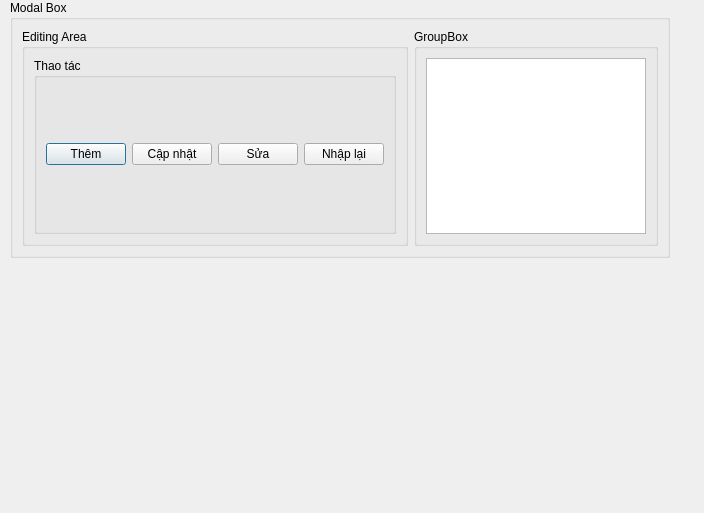
Above: managebook.ui from hovanvydut/PBL2-Library-Management-Qt-CPP before the change. Below: the same form after it.
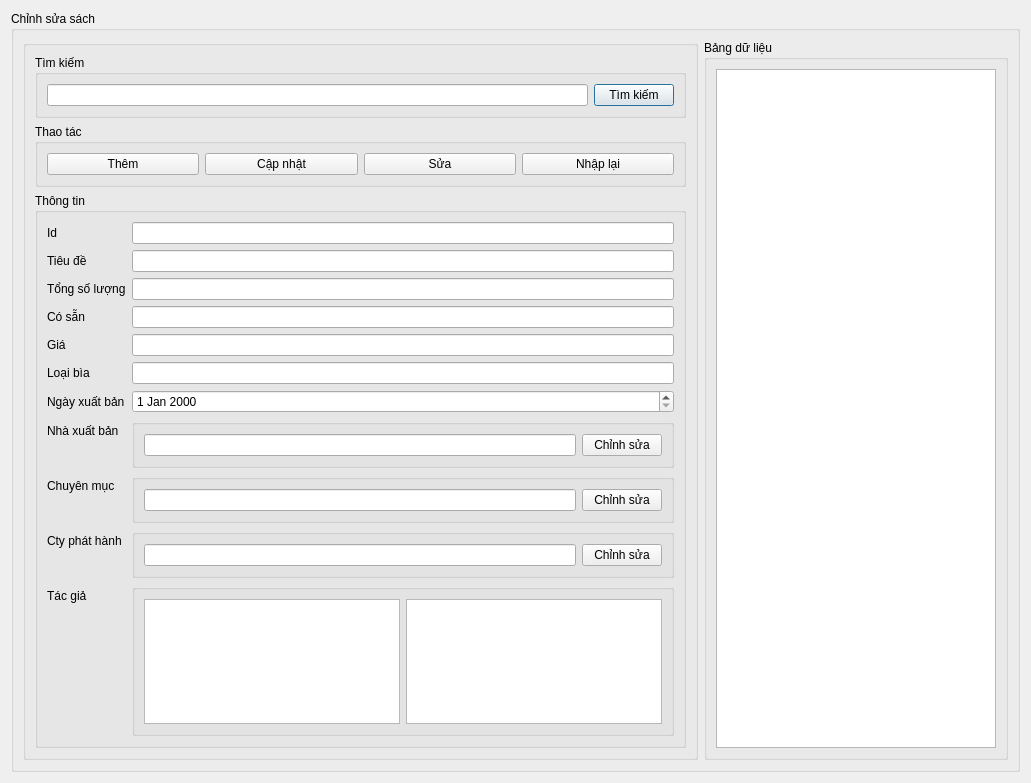
That is the form after the change.

Commit message: view eidt book

```diff
--- a/managebook.ui
+++ b/managebook.ui
@@ -6,38 +6,51 @@
    <rect>
     <x>0</x>
     <y>0</y>
-    <width>704</width>
-    <height>513</height>
+    <width>1031</width>
+    <height>783</height>
    </rect>
   </property>
   <property name="windowTitle">
    <string>Dialog</string>
   </property>
-  <widget class="QGroupBox" name="groupBox">
-   <property name="geometry">
-    <rect>
-     <x>10</x>
-     <y>0</y>
-     <width>660</width>
-     <height>258</height>
-    </rect>
-   </property>
+  <layout class="QHBoxLayout" name="horizontalLayout">
+   <item>
+    <widget class="QGroupBox" name="edit_book_table">
    <property name="title">
-    <string>Modal Box</string>
+      <string>Chỉnh sửa sách</string>
    </property>
    <layout class="QHBoxLayout" name="horizontalLayout_4">
     <item>
-     <widget class="QGroupBox" name="groupBox_3">
+       <widget class="QGroupBox" name="groupBox_7">
       <property name="title">
-       <string>Editing Area</string>
-      </property>
-      <layout class="QHBoxLayout" name="horizontalLayout_3">
+         <string/>
+        </property>
+        <layout class="QVBoxLayout" name="verticalLayout_3">
        <item>
-        <widget class="QGroupBox" name="groupBox_2">
+          <widget class="QGroupBox" name="groupBox_8">
+           <property name="title">
+            <string>Tìm kiếm</string>
+           </property>
+           <layout class="QHBoxLayout" name="horizontalLayout_5">
+            <item>
+             <widget class="QLineEdit" name="input_search"/>
+            </item>
+            <item>
+             <widget class="QPushButton" name="btn_search">
+              <property name="text">
+               <string>Tìm kiếm</string>
+              </property>
+             </widget>
+            </item>
+           </layout>
+          </widget>
+         </item>
+         <item>
+          <widget class="QGroupBox" name="groupBox_9">
          <property name="title">
           <string>Thao tác</string>
          </property>
-         <layout class="QHBoxLayout" name="horizontalLayout">
+           <layout class="QHBoxLayout" name="horizontalLayout_6">
           <item>
            <widget class="QPushButton" name="btn_add_book">
             <property name="text">
@@ -46,21 +59,21 @@
            </widget>
           </item>
           <item>
-           <widget class="QPushButton" name="pushButton_2">
+             <widget class="QPushButton" name="btn_update_book">
             <property name="text">
              <string>Cập nhật</string>
             </property>
            </widget>
           </item>
           <item>
-           <widget class="QPushButton" name="pushButton_3">
+             <widget class="QPushButton" name="btn_edit_book">
             <property name="text">
              <string>Sửa</string>
             </property>
            </widget>
           </item>
           <item>
-           <widget class="QPushButton" name="pushButton_4">
+             <widget class="QPushButton" name="btn_reset_book">
             <property name="text">
              <string>Nhập lại</string>
             </property>
@@ -69,23 +82,220 @@
          </layout>
         </widget>
        </item>
+         <item>
+          <widget class="QGroupBox" name="input_book_issuing_company">
+           <property name="title">
+            <string>Thông tin</string>
+           </property>
+           <layout class="QFormLayout" name="formLayout">
+            <item row="0" column="0">
+             <widget class="QLabel" name="label_11">
+              <property name="text">
+               <string>Id</string>
+              </property>
+             </widget>
+            </item>
+            <item row="0" column="1">
+             <widget class="QLineEdit" name="input_book_id">
+              <property name="readOnly">
+               <bool>true</bool>
+              </property>
+             </widget>
+            </item>
+            <item row="1" column="0">
+             <widget class="QLabel" name="label_12">
+              <property name="text">
+               <string>Tiêu đề</string>
+              </property>
+             </widget>
+            </item>
+            <item row="1" column="1">
+             <widget class="QLineEdit" name="input_book_title"/>
+            </item>
+            <item row="2" column="0">
+             <widget class="QLabel" name="label_13">
+              <property name="text">
+               <string>Tổng số lượng</string>
+              </property>
+             </widget>
+            </item>
+            <item row="2" column="1">
+             <widget class="QLineEdit" name="input_book_total"/>
+            </item>
+            <item row="3" column="0">
+             <widget class="QLabel" name="label_14">
+              <property name="text">
+               <string>Có sẵn</string>
+              </property>
+             </widget>
+            </item>
+            <item row="3" column="1">
+             <widget class="QLineEdit" name="input_book_available"/>
+            </item>
+            <item row="4" column="0">
+             <widget class="QLabel" name="label_15">
+              <property name="text">
+               <string>Giá</string>
+              </property>
+             </widget>
+            </item>
+            <item row="4" column="1">
+             <widget class="QLineEdit" name="input_book_price"/>
+            </item>
+            <item row="5" column="0">
+             <widget class="QLabel" name="label_16">
+              <property name="text">
+               <string>Loại bìa</string>
+              </property>
+             </widget>
+            </item>
+            <item row="5" column="1">
+             <widget class="QLineEdit" name="input_book_cover"/>
+            </item>
+            <item row="6" column="0">
+             <widget class="QLabel" name="label_17">
+              <property name="text">
+               <string>Ngày xuất bản</string>
+              </property>
+             </widget>
+            </item>
+            <item row="6" column="1">
+             <widget class="QDateEdit" name="input_book_publication"/>
+            </item>
+            <item row="7" column="0">
+             <widget class="QLabel" name="label_18">
+              <property name="text">
+               <string>Nhà xuất bản</string>
+              </property>
+             </widget>
+            </item>
+            <item row="7" column="1">
+             <widget class="QGroupBox" name="groupBox_2">
+              <property name="title">
+               <string/>
+              </property>
+              <layout class="QHBoxLayout" name="horizontalLayout_3">
+               <item>
+                <widget class="QLineEdit" name="input_book_publisher">
+                 <property name="readOnly">
+                  <bool>true</bool>
+                 </property>
+                </widget>
+               </item>
+               <item>
+                <widget class="QPushButton" name="btn_change__book_publisher">
+                 <property name="text">
+                  <string>Chỉnh sửa</string>
+                 </property>
+                </widget>
+               </item>
       </layout>
      </widget>
     </item>
+            <item row="8" column="0">
+             <widget class="QLabel" name="label_19">
+              <property name="text">
+               <string>Chuyên mục</string>
+              </property>
+             </widget>
+            </item>
+            <item row="8" column="1">
+             <widget class="QGroupBox" name="groupBox_3">
+              <property name="title">
+               <string/>
+              </property>
+              <layout class="QHBoxLayout" name="horizontalLayout_7">
     <item>
+                <widget class="QLineEdit" name="input_book_category">
+                 <property name="readOnly">
+                  <bool>true</bool>
+                 </property>
+                </widget>
+               </item>
+               <item>
+                <widget class="QPushButton" name="btn_change_book_category">
+                 <property name="text">
+                  <string>Chỉnh sửa</string>
+                 </property>
+                </widget>
+               </item>
+              </layout>
+             </widget>
+            </item>
+            <item row="9" column="0">
+             <widget class="QLabel" name="label">
+              <property name="text">
+               <string>Cty phát hành</string>
+              </property>
+             </widget>
+            </item>
+            <item row="9" column="1">
      <widget class="QGroupBox" name="groupBox_4">
       <property name="title">
-       <string>GroupBox</string>
+               <string/>
+              </property>
+              <layout class="QHBoxLayout" name="horizontalLayout_8">
+               <item>
+                <widget class="QLineEdit" name="input_book_issuing_company_2">
+                 <property name="readOnly">
+                  <bool>true</bool>
+                 </property>
+                </widget>
+               </item>
+               <item>
+                <widget class="QPushButton" name="btn_change_book_issuing_compan">
+                 <property name="text">
+                  <string>Chỉnh sửa</string>
+                 </property>
+                </widget>
+               </item>
+              </layout>
+             </widget>
+            </item>
+            <item row="10" column="0">
+             <widget class="QLabel" name="label_20">
+              <property name="text">
+               <string>Tác giả</string>
+              </property>
+             </widget>
+            </item>
+            <item row="10" column="1">
+             <widget class="QGroupBox" name="groupBox">
+              <property name="title">
+               <string/>
       </property>
       <layout class="QHBoxLayout" name="horizontalLayout_2">
        <item>
-        <widget class="QTableView" name="tableView"/>
-       </item>
+                <widget class="QListView" name="listView"/>
+               </item>
+               <item>
+                <widget class="QListView" name="listView_2"/>
+               </item>
       </layout>
      </widget>
     </item>
    </layout>
   </widget>
+         </item>
+        </layout>
+       </widget>
+      </item>
+      <item>
+       <widget class="QGroupBox" name="groupBox_11">
+        <property name="title">
+         <string>Bảng dữ liệu</string>
+        </property>
+        <layout class="QVBoxLayout" name="verticalLayout_4">
+         <item>
+          <widget class="QTableView" name="table_book"/>
+         </item>
+        </layout>
+       </widget>
+      </item>
+     </layout>
+    </widget>
+   </item>
+  </layout>
  </widget>
  <resources/>
  <connections/>
```
Lines whose indentation alone changed are shown as unchanged. The commit also changes 12 other files.
